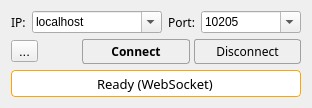
This is Lib/Network/View/websocket.ui in thisisHenney/DataHub as Qt 5 draws it before an edit. The edited form follows.
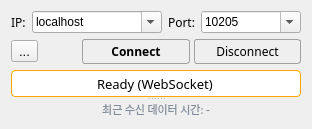
This is the edited form.

Commit message: Show latest received data's embedded timestamp per source panel

```diff
--- a/Lib/Network/View/websocket.ui
+++ b/Lib/Network/View/websocket.ui
@@ -325,6 +325,23 @@
        <bool>false</bool>
       </property>
      </widget>
+     <widget class="QLabel" name="label_data_time">
+      <property name="font">
+       <font>
+        <family>맑은 고딕</family>
+        <pointsize>8</pointsize>
+       </font>
+      </property>
+      <property name="styleSheet">
+       <string notr="true">color: #7f8c9b;</string>
+      </property>
+      <property name="text">
+       <string>최근 수신 데이터 시간: -</string>
+      </property>
+      <property name="alignment">
+       <set>Qt::AlignmentFlag::AlignCenter</set>
+      </property>
+     </widget>
     </widget>
    </item>
   </layout>
```
The commit also changes 8 other files.
